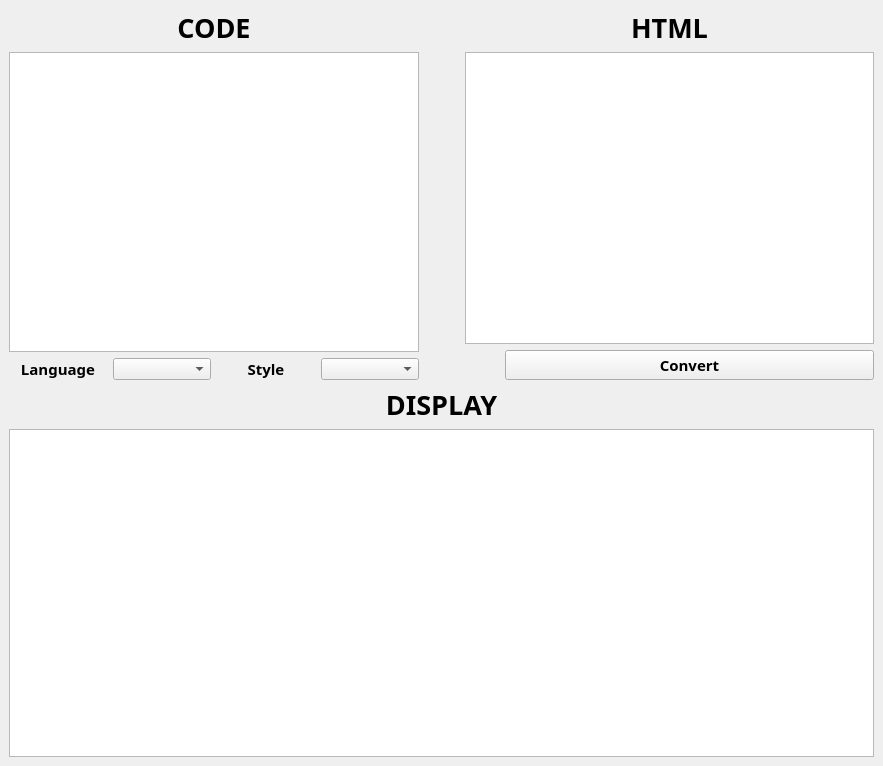
ccs96307/highlight_code_convert_html, file UI.ui: the form before one commit.
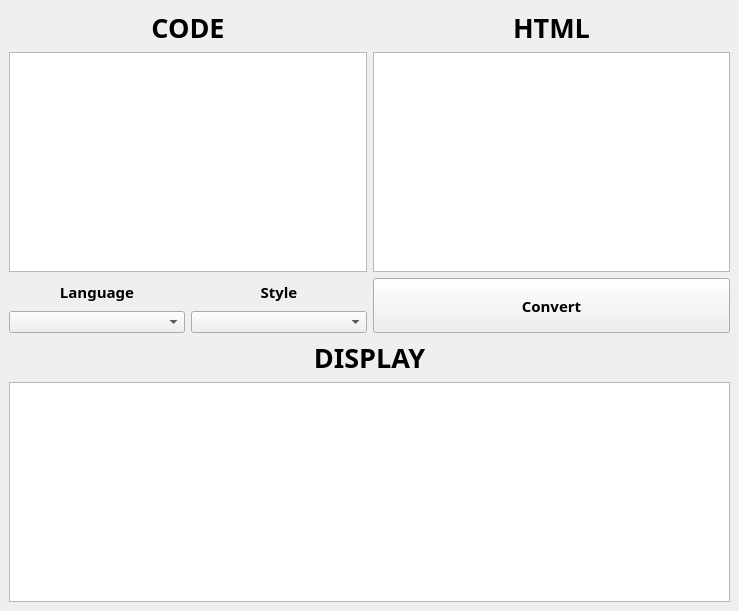
The form after the commit.

```diff
--- a/UI.ui
+++ b/UI.ui
@@ -6,8 +6,8 @@
    <rect>
     <x>0</x>
     <y>0</y>
-    <width>883</width>
-    <height>766</height>
+    <width>739</width>
+    <height>611</height>
    </rect>
   </property>
   <property name="windowTitle">
@@ -17,13 +17,13 @@
    <property name="styleSheet">
     <string notr="true"/>
    </property>
-   <layout class="QVBoxLayout" name="verticalLayout_7">
+   <layout class="QGridLayout" name="gridLayout">
+    <item row="0" column="0">
+     <layout class="QVBoxLayout" name="verticalLayout_6">
     <item>
-     <layout class="QHBoxLayout" name="horizontalLayout_3">
+       <layout class="QHBoxLayout" name="horizontalLayout">
       <item>
-       <layout class="QVBoxLayout" name="verticalLayout_5">
-        <item>
-         <layout class="QVBoxLayout" name="verticalLayout_2">
+         <layout class="QVBoxLayout" name="verticalLayout">
           <item>
            <widget class="QLabel" name="label">
             <property name="font">
@@ -54,8 +54,45 @@
          </layout>
         </item>
         <item>
+         <layout class="QVBoxLayout" name="verticalLayout_2">
+          <item>
+           <widget class="QLabel" name="label_2">
+            <property name="font">
+             <font>
+              <family>Waree</family>
+              <pointsize>20</pointsize>
+              <weight>75</weight>
+              <bold>true</bold>
+             </font>
+            </property>
+            <property name="text">
+             <string>HTML</string>
+            </property>
+            <property name="alignment">
+             <set>Qt::AlignCenter</set>
+            </property>
+           </widget>
+          </item>
+          <item>
+           <widget class="QPlainTextEdit" name="plainTextEdit_2">
+            <property name="font">
+             <font>
+              <pointsize>14</pointsize>
+             </font>
+            </property>
+           </widget>
+          </item>
+         </layout>
+        </item>
+       </layout>
+      </item>
+      <item>
+       <layout class="QHBoxLayout" name="horizontalLayout_3">
+        <item>
          <layout class="QHBoxLayout" name="horizontalLayout_2">
           <item>
+           <layout class="QVBoxLayout" name="verticalLayout_3">
+            <item>
            <widget class="QLabel" name="label_4">
             <property name="font">
              <font>
@@ -76,6 +113,10 @@
           <item>
            <widget class="QComboBox" name="comboBox"/>
           </item>
+           </layout>
+          </item>
+          <item>
+           <layout class="QVBoxLayout" name="verticalLayout_4">
           <item>
            <widget class="QLabel" name="label_5">
             <property name="font">
@@ -102,94 +143,13 @@
        </layout>
       </item>
       <item>
-       <layout class="QVBoxLayout" name="verticalLayout_4">
-        <item>
-         <spacer name="horizontalSpacer">
-          <property name="orientation">
-           <enum>Qt::Horizontal</enum>
-          </property>
-          <property name="sizeType">
-           <enum>QSizePolicy::Maximum</enum>
-          </property>
-          <property name="sizeHint" stdset="0">
-           <size>
-            <width>40</width>
-            <height>20</height>
-           </size>
-          </property>
-         </spacer>
-        </item>
-        <item>
-         <spacer name="horizontalSpacer_3">
-          <property name="orientation">
-           <enum>Qt::Horizontal</enum>
-          </property>
-          <property name="sizeType">
-           <enum>QSizePolicy::Maximum</enum>
-          </property>
-          <property name="sizeHint" stdset="0">
-           <size>
-            <width>40</width>
-            <height>20</height>
-           </size>
-          </property>
-         </spacer>
-        </item>
-       </layout>
-      </item>
-      <item>
-       <layout class="QVBoxLayout" name="verticalLayout_6">
-        <item>
-         <layout class="QVBoxLayout" name="verticalLayout_3">
-          <item>
-           <widget class="QLabel" name="label_2">
-            <property name="font">
-             <font>
-              <family>Waree</family>
-              <pointsize>20</pointsize>
-              <weight>75</weight>
-              <bold>true</bold>
-             </font>
-            </property>
-            <property name="text">
-             <string>HTML</string>
-            </property>
-            <property name="alignment">
-             <set>Qt::AlignCenter</set>
-            </property>
-           </widget>
-          </item>
-          <item>
-           <widget class="QPlainTextEdit" name="plainTextEdit_2">
-            <property name="font">
-             <font>
-              <pointsize>14</pointsize>
-             </font>
-            </property>
-           </widget>
-          </item>
-         </layout>
-        </item>
-        <item>
-         <layout class="QHBoxLayout" name="horizontalLayout">
-          <item>
-           <spacer name="horizontalSpacer_2">
-            <property name="orientation">
-             <enum>Qt::Horizontal</enum>
-            </property>
-            <property name="sizeType">
-             <enum>QSizePolicy::Preferred</enum>
-            </property>
-            <property name="sizeHint" stdset="0">
-             <size>
-              <width>40</width>
-              <height>20</height>
-             </size>
-            </property>
-           </spacer>
-          </item>
-          <item>
            <widget class="QPushButton" name="pushButton">
+          <property name="minimumSize">
+           <size>
+            <width>70</width>
+            <height>55</height>
+           </size>
+          </property>
             <property name="font">
              <font>
               <family>Waree</family>
@@ -205,12 +165,8 @@
           </item>
          </layout>
         </item>
-       </layout>
-      </item>
-     </layout>
-    </item>
     <item>
-     <layout class="QVBoxLayout" name="verticalLayout">
+       <layout class="QVBoxLayout" name="verticalLayout_5">
       <item>
        <widget class="QLabel" name="label_3">
         <property name="font">
@@ -240,10 +196,12 @@
          <string>&lt;!DOCTYPE HTML PUBLIC &quot;-//W3C//DTD HTML 4.0//EN&quot; &quot;http://www.w3.org/TR/REC-html40/strict.dtd&quot;&gt;
 &lt;html&gt;&lt;head&gt;&lt;meta name=&quot;qrichtext&quot; content=&quot;1&quot; /&gt;&lt;style type=&quot;text/css&quot;&gt;
 p, li { white-space: pre-wrap; }
-&lt;/style&gt;&lt;/head&gt;&lt;body style=&quot; font-family:'Sans Serif'; font-size:14pt; font-weight:400; font-style:normal;&quot;&gt;
-&lt;p style=&quot;-qt-paragraph-type:empty; margin-top:0px; margin-bottom:0px; margin-left:0px; margin-right:0px; -qt-block-indent:0; text-indent:0px; font-size:9pt;&quot;&gt;&lt;br /&gt;&lt;/p&gt;&lt;/body&gt;&lt;/html&gt;</string>
-        </property>
-       </widget>
+&lt;/style&gt;&lt;/head&gt;&lt;body style=&quot; font-family:'.AppleSystemUIFont'; font-size:14pt; font-weight:400; font-style:normal;&quot;&gt;
+&lt;p style=&quot;-qt-paragraph-type:empty; margin-top:0px; margin-bottom:0px; margin-left:0px; margin-right:0px; -qt-block-indent:0; text-indent:0px; font-family:'Sans Serif'; font-size:9pt;&quot;&gt;&lt;br /&gt;&lt;/p&gt;&lt;/body&gt;&lt;/html&gt;</string>
+          </property>
+         </widget>
+        </item>
+       </layout>
       </item>
      </layout>
     </item>
```
Left out of the diff: 3 changed lines with no effect on the pictures. Lines whose indentation alone changed are shown as unchanged.
